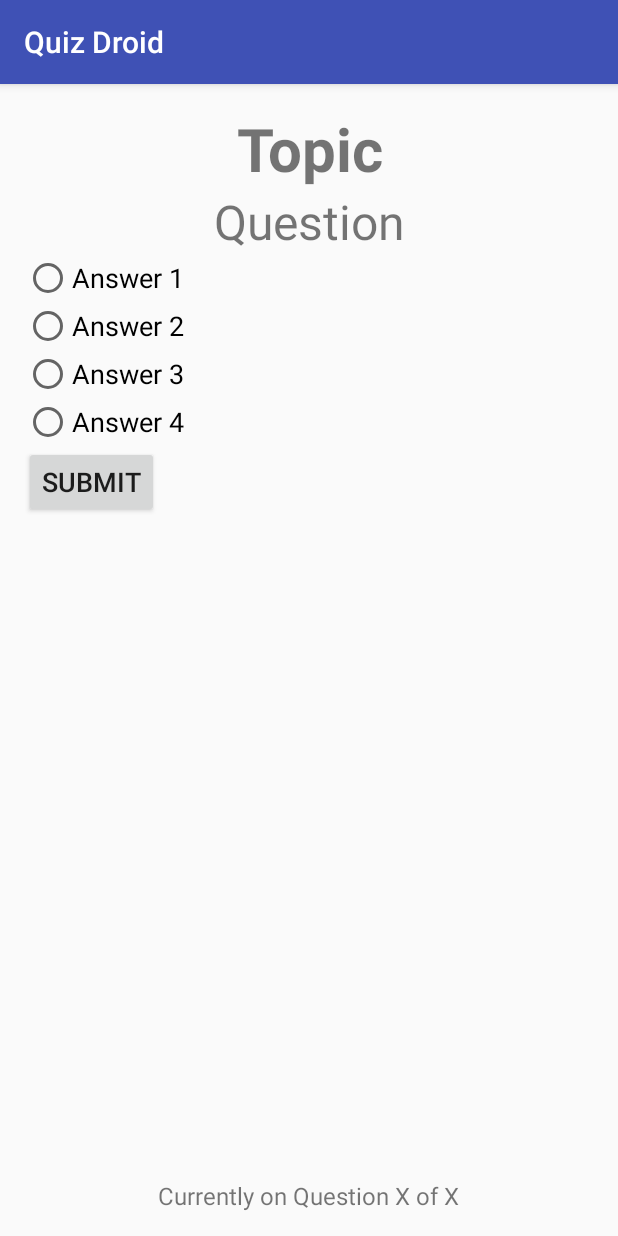
After one commit to NegativeRainbow/quizdroid, an Android app: the Question screen opened directly, with no data from a screen before it, on a phone screen of 412 x 824 dp. The commit adds this screen. Run offline under Robolectric (Android 15) with nearby library versions, the phone set to English and light mode, and no system bars.

Commit message:
Created Layouts for other activities

```diff
--- a/app/src/main/AndroidManifest.xml
+++ b/app/src/main/AndroidManifest.xml
@@ -15,6 +15,9 @@
                 <category android:name="android.intent.category.LAUNCHER" />
             </intent-filter>
         </activity>
+        <activity android:name=".TopicOverview" />
+        <activity android:name=".Question" />
+        <activity android:name=".Answer"></activity>
     </application>
 
 </manifest>
--- a/app/src/main/java/edu/washington/danishb/quizdroid/MainActivity.java
+++ b/app/src/main/java/edu/washington/danishb/quizdroid/MainActivity.java
@@ -6,6 +6,7 @@ import android.view.View;
 import android.widget.AdapterView;
 import android.widget.ArrayAdapter;
 import android.widget.ListView;
+import android.content.Intent;
 
 public class MainActivity extends AppCompatActivity {
 
@@ -30,6 +31,8 @@ public class MainActivity extends AppCompatActivity {
             @Override
             public void onItemClick(AdapterView<?> adapterView, View view, int i, long l) {
                 String topic = (String) listView.getItemAtPosition(i);
+                Intent intent = new Intent(this, TopicOverview.class);
+                startActivity(intent);
             }
         };
         listView.setAdapter(adapter);
--- /dev/null
+++ b/app/src/main/java/edu/washington/danishb/quizdroid/Question.java
@@ -0,0 +1,13 @@
+package edu.washington.danishb.quizdroid;
+
+import android.support.v7.app.AppCompatActivity;
+import android.os.Bundle;
+
+public class Question extends AppCompatActivity {
+
+    @Override
+    protected void onCreate(Bundle savedInstanceState) {
+        super.onCreate(savedInstanceState);
+        setContentView(R.layout.activity_question);
+    }
+}
--- /dev/null
+++ b/app/src/main/res/layout/activity_question.xml
@@ -0,0 +1,94 @@
+<?xml version="1.0" encoding="utf-8"?>
+<RelativeLayout xmlns:android="http://schemas.android.com/apk/res/android"
+    xmlns:tools="http://schemas.android.com/tools"
+    android:id="@+id/activity_question"
+    android:layout_width="match_parent"
+    android:layout_height="match_parent"
+    android:paddingBottom="@dimen/activity_vertical_margin"
+    android:paddingLeft="@dimen/activity_horizontal_margin"
+    android:paddingRight="@dimen/activity_horizontal_margin"
+    android:paddingTop="@dimen/activity_vertical_margin"
+    tools:context="edu.washington.danishb.quizdroid.Question">
+
+    <TextView
+        android:text="Topic"
+        android:layout_width="match_parent"
+        android:layout_height="wrap_content"
+        android:layout_alignParentTop="true"
+        android:layout_alignParentLeft="true"
+        android:layout_alignParentStart="true"
+        android:id="@+id/viewTopic"
+        android:textStyle="normal|bold"
+        android:textAlignment="center"
+        android:textSize="40sp" />
+
+    <TextView
+        android:text="Question"
+        android:layout_width="match_parent"
+        android:layout_height="wrap_content"
+        android:layout_below="@+id/viewTopic"
+        android:layout_centerHorizontal="true"
+        android:id="@+id/viewQuestion"
+        android:textAlignment="center"
+        android:textSize="32sp" />
+
+    <RadioButton
+        android:text="Answer 1"
+        android:layout_width="wrap_content"
+        android:layout_height="wrap_content"
+        android:layout_below="@+id/viewQuestion"
+        android:layout_alignParentLeft="true"
+        android:layout_alignParentStart="true"
+        android:id="@+id/radioAnswer1"
+        android:textSize="18sp" />
+
+    <RadioButton
+        android:text="Answer 2"
+        android:layout_width="wrap_content"
+        android:layout_height="wrap_content"
+        android:layout_below="@+id/radioAnswer1"
+        android:layout_alignRight="@+id/radioAnswer1"
+        android:layout_alignEnd="@+id/radioAnswer1"
+        android:id="@+id/radioAnswer2"
+        android:textSize="18sp" />
+
+    <RadioButton
+        android:text="Answer 3"
+        android:layout_width="wrap_content"
+        android:layout_height="wrap_content"
+        android:layout_below="@+id/radioAnswer2"
+        android:layout_alignParentLeft="true"
+        android:layout_alignParentStart="true"
+        android:id="@+id/radioAnswer3"
+        android:textSize="18sp" />
+
+    <RadioButton
+        android:text="Answer 4"
+        android:layout_width="wrap_content"
+        android:layout_height="wrap_content"
+        android:layout_below="@+id/radioAnswer3"
+        android:layout_alignParentLeft="true"
+        android:layout_alignParentStart="true"
+        android:id="@+id/radioAnswer4"
+        android:textSize="18sp" />
+
+    <Button
+        android:text="Submit"
+        android:layout_width="wrap_content"
+        android:layout_height="wrap_content"
+        android:layout_below="@+id/radioAnswer4"
+        android:layout_alignParentLeft="true"
+        android:layout_alignParentStart="true"
+        android:id="@+id/btnSubmit"
+        android:textSize="18sp" />
+
+    <TextView
+        android:text="Currently on Question X of X"
+        android:layout_width="wrap_content"
+        android:layout_height="wrap_content"
+        android:layout_alignParentBottom="true"
+        android:layout_centerHorizontal="true"
+        android:id="@+id/viewProgress"
+        android:textAlignment="center"
+        android:textSize="16sp" />
+</RelativeLayout>
```
Also changed, not shown: app/src/main/java/edu/washington/danishb/quizdroid/Answer.java (added, +13 -0 lines), app/src/main/java/edu/washington/danishb/quizdroid/TopicOverview.java (added, +13 -0 lines), app/src/main/res/layout/activity_answer.xml (added, +63 -0 lines), app/src/main/res/layout/activity_topic_overview.xml (added, +43 -0 lines).
